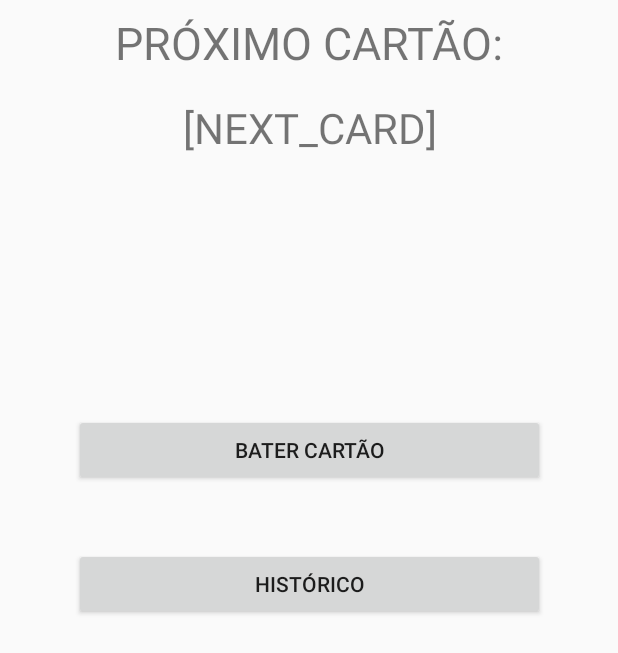
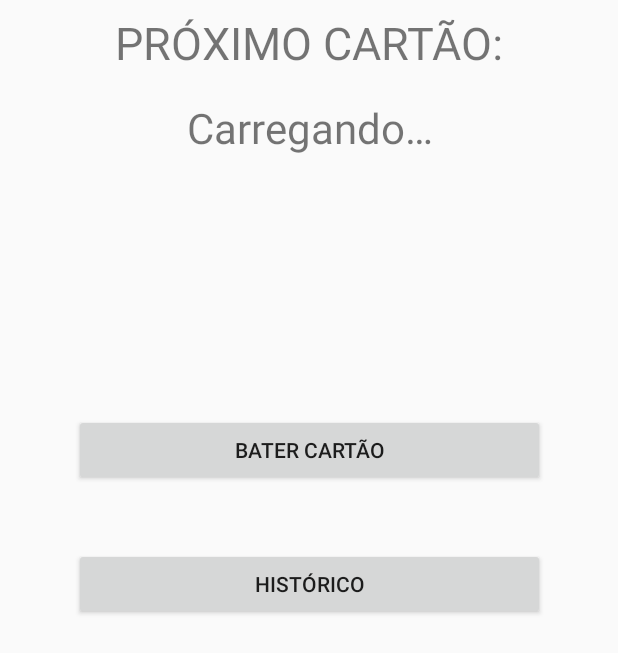
Before and after one commit to PedroRTeles/CheckIn-QaRd, an Android app: the screen it shows after launch (MainActivity), on a phone screen of 412 x 824 dp. Shown: the top 653 px of the screen. Run offline under Robolectric (Android 15) with nearby library versions, the phone set to English and light mode, and no system bars; our stand-ins replace Volley; libraries missing offline, so code that uses them is left out: com.google.zxing.integration; network calls fail.

Commit message:
Change next_card text to "Loading..."

```diff
--- a/app/src/main/res/layout/activity_main.xml
+++ b/app/src/main/res/layout/activity_main.xml
@@ -26,7 +26,7 @@
         android:layout_width="wrap_content"
         android:layout_height="wrap_content"
         android:layout_marginTop="8dp"
-        android:text="[NEXT_CARD]"
+        android:text="@string/loading"
         android:textSize="28sp"
         app:layout_constraintBottom_toBottomOf="parent"
         app:layout_constraintHorizontal_bias="0.502"
--- a/app/src/main/res/values/strings.xml
+++ b/app/src/main/res/values/strings.xml
@@ -3,4 +3,5 @@
     <string name="checkin">Bater Cartão</string>
     <string name="history">Histórico</string>
     <string name="next_card">PRÓXIMO CARTÃO:</string>
+    <string name="loading">Carregando…</string>
 </resources>
```
